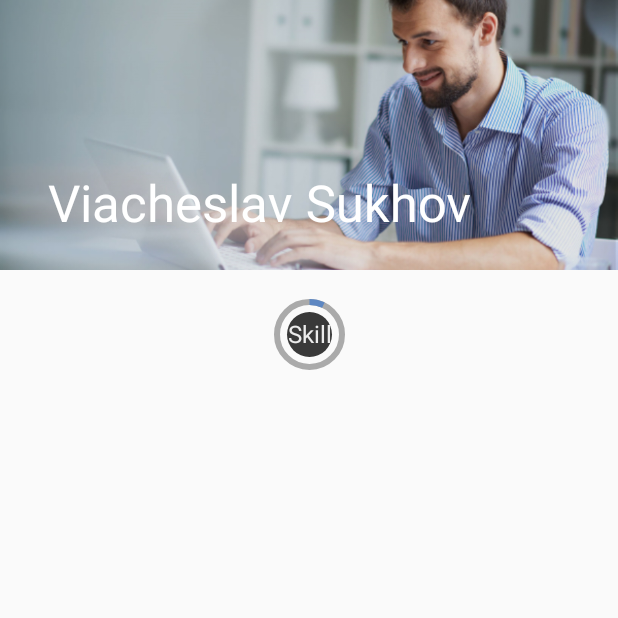
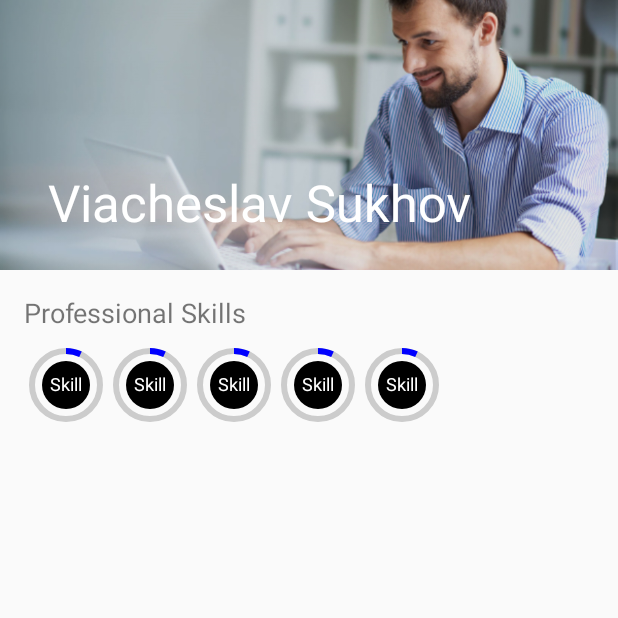
Before and after one commit to 1lio/AboutMe, an Android app: the screen it shows after launch (MainActivity), on a phone screen of 412 x 824 dp, the top half of it. Run offline under Robolectric (Android 15) with nearby library versions, the phone set to English and light mode, and no system bars; 2 statements that could not run were skipped.

Commit message:
add adapter

```diff
--- /dev/null
+++ b/app/src/main/kotlin/zen/me/about/base/BaseAdapter.kt
@@ -0,0 +1,22 @@
+package zen.me.about.base
+
+import androidx.recyclerview.widget.RecyclerView
+
+abstract class BaseAdapter<T, VH : BaseViewHolder<T>> : RecyclerView.Adapter<VH>() {
+
+    var list: List<T> = ArrayList()
+    var isEdited: Boolean = false
+
+    override fun onBindViewHolder(holder: VH, position: Int) {
+        holder.bind(getItem(position))
+    }
+
+    override fun getItemCount(): Int = list.size
+
+    private fun getItem(i: Int): T = list[i]
+
+    fun addAllAndNotify(items: List<T>) {
+        this.list = items
+        notifyDataSetChanged()
+    }
+}
--- /dev/null
+++ b/app/src/main/kotlin/zen/me/about/base/BaseViewHolder.kt
@@ -0,0 +1,14 @@
+package zen.me.about.base
+
+import android.view.View
+import androidx.recyclerview.widget.RecyclerView
+
+abstract class BaseViewHolder<T>(itemView: View) : RecyclerView.ViewHolder(itemView) {
+
+    fun setOnClickListener(listener: View.OnClickListener) {
+        itemView.setOnClickListener(listener)
+    }
+
+    abstract fun bind(item: T)
+
+}
--- /dev/null
+++ b/app/src/main/kotlin/zen/me/about/model/Skill.kt
@@ -0,0 +1,3 @@
+package zen.me.about.model
+
+data class Skill(val name: String, val progress: Int)
--- /dev/null
+++ b/app/src/main/kotlin/zen/me/about/ui/fragment/SkillFragment.kt
@@ -0,0 +1,34 @@
+package zen.me.about.ui.fragment
+
+import android.os.Bundle
+import android.view.LayoutInflater
+import android.view.View
+import android.view.ViewGroup
+import androidx.fragment.app.Fragment
+import kotlinx.android.synthetic.main.fragment_skills.*
+import zen.me.about.R
+import zen.me.about.model.Skill
+
+class SkillFragment : Fragment() {
+
+    override fun onCreateView(inflater: LayoutInflater, group: ViewGroup?, state: Bundle?): View? {
+        super.onCreateView(inflater, group, state)
+        return inflater.inflate(R.layout.fragment_skills, group, false)
+    }
+
+
+    override fun onViewCreated(view: View, savedInstanceState: Bundle?) {
+        super.onViewCreated(view, savedInstanceState)
+
+        val adapter = SkillListAdapter()
+        adapter.list = arrayListOf(
+            Skill("Java", 56),
+            Skill("Kotlin", 70),
+            Skill("RxJava", 64),
+            Skill("Dagger2", 60),
+            Skill("Design", 91)
+        )
+        recyclerSkills.adapter = adapter
+        recyclerSkills.setHasFixedSize(true)
+    }
+}
--- /dev/null
+++ b/app/src/main/kotlin/zen/me/about/ui/fragment/SkillListAdapter.kt
@@ -0,0 +1,37 @@
+package zen.me.about.ui.fragment
+
+import android.content.Context
+import android.view.View
+import android.view.ViewGroup
+import zen.me.about.R
+import zen.me.about.base.BaseAdapter
+import zen.me.about.base.BaseViewHolder
+import zen.me.about.model.Skill
+import zen.me.about.ui.view.skill.SkillView
+
+class SkillListAdapter : BaseAdapter<Skill, SkillListAdapter.SkillViewHolder>() {
+
+    private lateinit var ctx: Context
+
+    override fun onCreateViewHolder(parent: ViewGroup, viewType: Int): SkillViewHolder {
+        ctx = parent.context
+
+        return SkillViewHolder(SkillView(parent.context))
+    }
+
+    inner class SkillViewHolder(itemView: View) : BaseViewHolder<Skill>(itemView) {
+
+        override fun bind(item: Skill) {
+            try {
+                itemView as SkillView
+
+
+                itemView.setText(item.name)
+                itemView.setProgress(item.progress)
+            } catch (e: Exception) {
+                e.printStackTrace()
+            }
+        }
+    }
+
+}
--- a/app/src/main/kotlin/zen/me/about/ui/skill/SkillView.kt
+++ b/app/src/main/kotlin/zen/me/about/ui/view/skill/SkillView.kt
@@ -1,4 +1,4 @@
-package zen.me.about.ui.skill
+package zen.me.about.ui.view.skill
 
 import android.content.Context
 import android.content.res.TypedArray
@@ -154,6 +154,10 @@ class SkillView @JvmOverloads constructor(
         this.progress = count
     }
 
+    fun setBG(bg:Int){
+        bgColor = bg
+    }
+
     // Percent from 360
     private fun Int.toPercent(): Float {
         return when {
--- a/app/src/main/res/layout/content_scrolling.xml
+++ b/app/src/main/res/layout/content_scrolling.xml
@@ -14,7 +14,13 @@
         android:orientation="vertical">
 
         <!-- include views -->
-        <include layout="@layout/item_skills"/>
+
+        <fragment
+            android:id="@+id/fragment"
+            android:name="zen.me.about.ui.fragment.SkillFragment"
+            android:layout_width="match_parent"
+            android:layout_height="wrap_content"
+            tools:layout="@layout/fragment_skills" />
 
     </LinearLayout>
 
--- /dev/null
+++ b/app/src/main/res/layout/fragment_skills.xml
@@ -0,0 +1,29 @@
+<?xml version="1.0" encoding="utf-8"?>
+<androidx.constraintlayout.widget.ConstraintLayout xmlns:android="http://schemas.android.com/apk/res/android"
+    xmlns:app="http://schemas.android.com/apk/res-auto"
+    android:layout_width="match_parent"
+    android:layout_height="match_parent"
+    android:padding="@dimen/padding">
+
+    <TextView
+        android:id="@+id/txtSkills"
+        android:layout_width="0dp"
+        android:layout_height="wrap_content"
+        android:text="@string/professional_skills"
+        android:textSize="@dimen/item_title_text_size"
+        app:layout_constraintEnd_toEndOf="parent"
+        app:layout_constraintStart_toStartOf="parent"
+        app:layout_constraintTop_toTopOf="parent" />
+
+    <androidx.recyclerview.widget.RecyclerView
+        android:id="@+id/recyclerSkills"
+        android:layout_width="match_parent"
+        android:layout_height="wrap_content"
+        android:layout_marginTop="@dimen/spacing"
+        android:orientation="horizontal"
+        app:layoutManager="androidx.recyclerview.widget.LinearLayoutManager"
+        app:layout_constraintEnd_toEndOf="parent"
+        app:layout_constraintStart_toStartOf="parent"
+        app:layout_constraintTop_toBottomOf="@+id/txtSkills" />
+
+</androidx.constraintlayout.widget.ConstraintLayout>
--- a/app/src/main/res/layout/item_skills.xml
+++ /dev/null
@@ -1,17 +0,0 @@
-<?xml version="1.0" encoding="utf-8"?>
-<androidx.constraintlayout.widget.ConstraintLayout xmlns:android="http://schemas.android.com/apk/res/android"
-    xmlns:app="http://schemas.android.com/apk/res-auto"
-    android:padding="@dimen/padding"
-    android:layout_width="match_parent"
-    android:layout_height="match_parent">
-
-    <zen.me.about.ui.skill.SkillView
-        style="@style/SkillView"
-        android:layout_width="54dp"
-        android:layout_height="54dp"
-        app:layout_constraintBottom_toBottomOf="parent"
-        app:layout_constraintEnd_toEndOf="parent"
-        app:layout_constraintStart_toStartOf="parent"
-        app:layout_constraintTop_toTopOf="parent" />
-
-</androidx.constraintlayout.widget.ConstraintLayout>
--- a/app/src/main/res/values/attrs.xml
+++ b/app/src/main/res/values/attrs.xml
@@ -1,5 +1,6 @@
 <?xml version="1.0" encoding="utf-8"?>
 <resources>
+
 
     <declare-styleable name="SkillView">
         <attr name="backgroundColor" format="color" />
--- a/app/src/main/res/values/dimens.xml
+++ b/app/src/main/res/values/dimens.xml
@@ -3,10 +3,10 @@
     <dimen name="app_bar_height">180dp</dimen>
 
     <dimen name="padding">16dp</dimen>
-
+    <dimen name="spacing">8dp</dimen>
     <dimen name="skill_text_size">16sp</dimen>
     <dimen name="skill_progress_size">4dp</dimen>
 
-    <dimen name="item_title_text_size">16sp</dimen>
+    <dimen name="item_title_text_size">18sp</dimen>
     <dimen name="item_description_text_size">14sp</dimen>
 </resources>
--- a/app/src/main/res/values/strings.xml
+++ b/app/src/main/res/values/strings.xml
@@ -1,4 +1,6 @@
 <resources>
     <string name="app_name">AboutMe</string>
     <string name="author">Viacheslav Sukhov</string>
+
+    <string name="professional_skills">Professional Skills</string>
 </resources>
```
